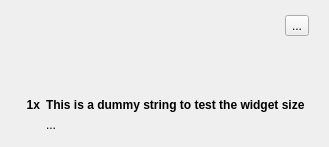
Old version of the form src/view/ListViewItemTooltip.ui in the repository the-butterfly-effect/tbe.
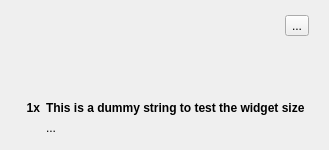
New version of the form. Icons and pictures are not drawn. Custom widgets are drawn as their Qt base class.

Commit message: issue #27: add spacer

The edit to the form file:
```diff
--- a/src/view/ListViewItemTooltip.ui
+++ b/src/view/ListViewItemTooltip.ui
@@ -7,7 +7,7 @@
     <x>0</x>
     <y>0</y>
     <width>329</width>
-    <height>147</height>
+    <height>150</height>
    </rect>
   </property>
   <property name="sizePolicy">
```
Left out of the diff: 22 changed lines with no effect on the pictures.
